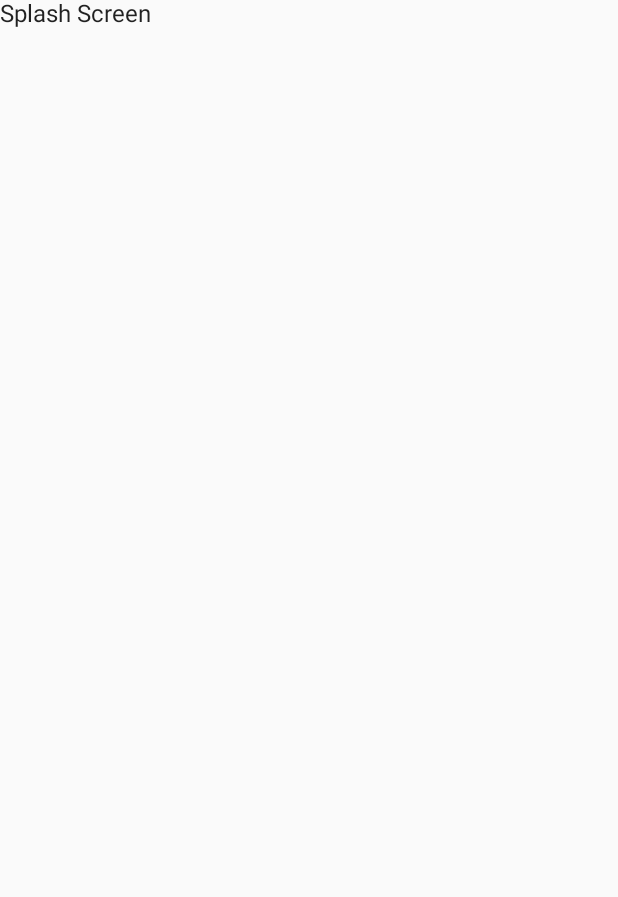
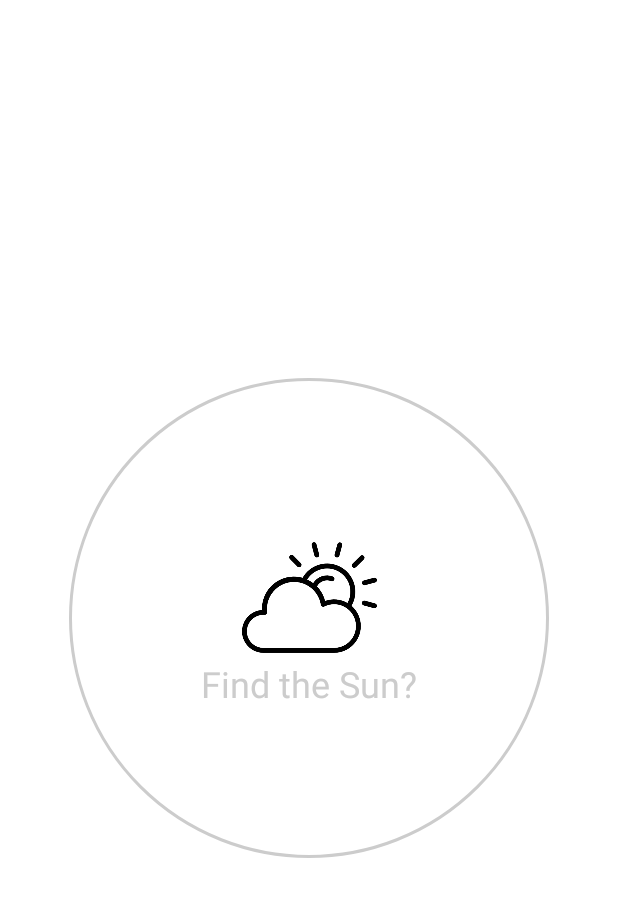
Before and after one commit to AGohil29/JetWeatherForecast, an Android app built with Jetpack Compose: the screen it shows after launch (MainActivity), on a phone screen of 412 x 824 dp. Before the commit the part shown is almost empty. Shown: the top 897 px of the screen. Run offline under Robolectric (Android 15) with nearby library versions, the phone set to English and light mode, and no system bars; our stand-ins replace Dagger/Hilt's generated code.

Commit message:
Splash UI

```diff
--- a/app/src/main/java/com/goldmedal/jetweatherforecast/MainActivity.kt
+++ b/app/src/main/java/com/goldmedal/jetweatherforecast/MainActivity.kt
@@ -3,11 +3,14 @@ package com.goldmedal.jetweatherforecast
 import android.os.Bundle
 import androidx.activity.ComponentActivity
 import androidx.activity.compose.setContent
+import androidx.compose.foundation.layout.Arrangement
+import androidx.compose.foundation.layout.Column
 import androidx.compose.foundation.layout.fillMaxSize
 import androidx.compose.material.MaterialTheme
 import androidx.compose.material.Surface
 import androidx.compose.material.Text
 import androidx.compose.runtime.Composable
+import androidx.compose.ui.Alignment
 import androidx.compose.ui.Modifier
 import androidx.compose.ui.tooling.preview.Preview
 import com.goldmedal.jetweatherforecast.navigation.WeatherNavigation
@@ -22,21 +25,25 @@ class MainActivity : ComponentActivity() {
         super.onCreate(savedInstanceState)
         setContent {
             JetWeatherForecastTheme {
-                WeatherNavigation()
+                WeatherApp()
             }
         }
     }
 }
 
 @Composable
-fun Greeting(name: String) {
-    Text(text = "Hello $name!")
+fun WeatherApp() {
+    Surface(color = MaterialTheme.colors.background, modifier = Modifier.fillMaxSize()) {
+        Column(verticalArrangement = Arrangement.Center, horizontalAlignment = Alignment.CenterHorizontally) {
+            WeatherNavigation()
+        }
+    }
 }
 
 @Preview(showBackground = true)
 @Composable
 fun DefaultPreview() {
     JetWeatherForecastTheme {
-        Greeting("Android")
+        WeatherNavigation()
     }
 }
--- a/app/src/main/java/com/goldmedal/jetweatherforecast/WeatherApplication.kt
+++ b/app/src/main/java/com/goldmedal/jetweatherforecast/WeatherApplication.kt
@@ -4,4 +4,4 @@ import android.app.Application
 import dagger.hilt.android.HiltAndroidApp
 
 @HiltAndroidApp
-class WeatherApplication: Application()
+class WeatherApplication : Application()
--- a/app/src/main/java/com/goldmedal/jetweatherforecast/screens/WeatherSplashScreen.kt
+++ b/app/src/main/java/com/goldmedal/jetweatherforecast/screens/WeatherSplashScreen.kt
@@ -1,10 +1,57 @@
 package com.goldmedal.jetweatherforecast.screens
 
+
+import androidx.compose.animation.core.Animatable
+import androidx.compose.foundation.BorderStroke
+import androidx.compose.foundation.Image
+import androidx.compose.foundation.layout.Arrangement
+import androidx.compose.foundation.layout.Column
+import androidx.compose.foundation.layout.padding
+import androidx.compose.foundation.layout.size
+import androidx.compose.foundation.shape.CircleShape
+import androidx.compose.material.MaterialTheme
+import androidx.compose.material.Surface
 import androidx.compose.material.Text
 import androidx.compose.runtime.Composable
+import androidx.compose.runtime.remember
+import androidx.compose.ui.Alignment
+import androidx.compose.ui.Modifier
+import androidx.compose.ui.graphics.Color
+import androidx.compose.ui.layout.ContentScale
+import androidx.compose.ui.res.painterResource
+import androidx.compose.ui.unit.dp
 import androidx.navigation.NavController
+import com.goldmedal.jetweatherforecast.R
 
 @Composable
 fun WeatherSplashScreen(navController: NavController) {
-    Text(text = "Splash Screen")
+    val scale = remember {
+        Animatable(0f)
+    }
+
+    Surface(
+        modifier = Modifier
+            .padding(15.dp)
+            .size(320.dp),
+        shape = CircleShape,
+        color = Color.White,
+        border = BorderStroke(width = 2.dp, color = Color.LightGray)
+    ) {
+        Column(
+            modifier = Modifier.padding(1.dp),
+            horizontalAlignment = Alignment.CenterHorizontally,
+            verticalArrangement = Arrangement.Center
+        ) {
+            Image(
+                painter = painterResource(id = R.drawable.sun),
+                contentDescription = "sunny icon",
+                contentScale = ContentScale.Fit,
+                modifier = Modifier.size(90.dp)
+            )
+            Text(text = "Find the Sun?",
+            style = MaterialTheme.typography.h5,
+            color = Color.LightGray)
+        }
+
+    }
 }
```
Also changed, not shown: app/src/main/res/drawable/humidity.png (added), app/src/main/res/drawable/pressure.png (added), app/src/main/res/drawable/rain.png (added), app/src/main/res/drawable/sun.png (added), app/src/main/res/drawable/sunrise.png (added), app/src/main/res/drawable/sunset.png (added), app/src/main/res/drawable/wind.png (added), 1 other file.
